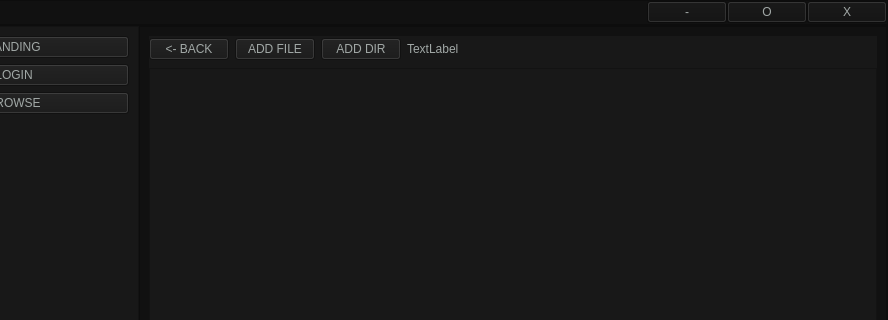
Old version of the form first.ui in the repository Robertzzel/NAS-Client; both pictures show x 112 to 1000 and y 0 to 320 of the 1000 by 600 pixel window.
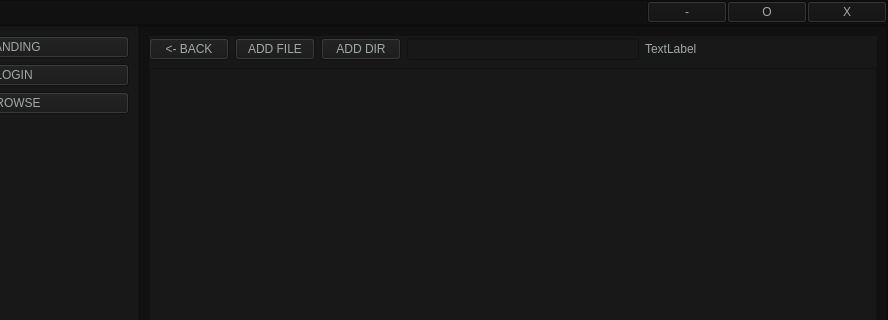
New version of the form.

The edit to the form file:
```diff
--- a/first.ui
+++ b/first.ui
@@ -448,7 +448,7 @@
                     <item>
                      <layout class="QVBoxLayout" name="browse_page_layout" stretch="1,20">
                       <item>
-                       <layout class="QHBoxLayout" name="horizontalLayout_2" stretch="1,0,0,10,5">
+                       <layout class="QHBoxLayout" name="horizontalLayout_2" stretch="1,1,1,10,10">
                         <item>
                          <widget class="QPushButton" name="exit_directory_button">
                           <property name="styleSheet">
@@ -479,6 +479,13 @@
                           </property>
                          </widget>
                         </item>
+                        <item>
+                         <widget class="QLineEdit" name="lineEdit_3">
+                          <property name="styleSheet">
+                           <string notr="true">color: rgb(161, 168, 166);</string>
+                          </property>
+                         </widget>
+                        </item>
                         <item>
                          <widget class="QLabel" name="cueent_diretory_label">
                           <property name="styleSheet">
@@ -489,19 +496,6 @@
                           </property>
                          </widget>
                         </item>
-                        <item>
-                         <spacer name="horizontalSpacer_4">
-                          <property name="orientation">
-                           <enum>Qt::Horizontal</enum>
-                          </property>
-                          <property name="sizeHint" stdset="0">
-                           <size>
-                            <width>40</width>
-                            <height>20</height>
-                           </size>
-                          </property>
-                         </spacer>
-                        </item>
                        </layout>
                       </item>
                       <item>
```
